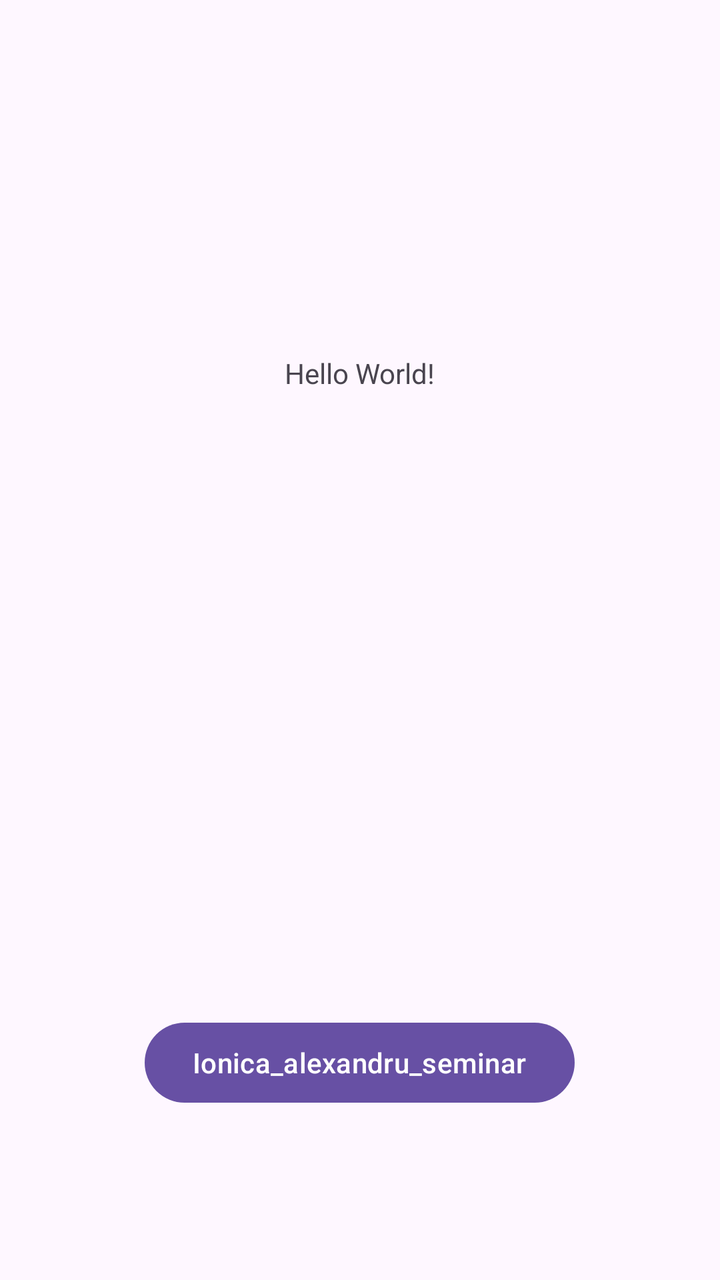
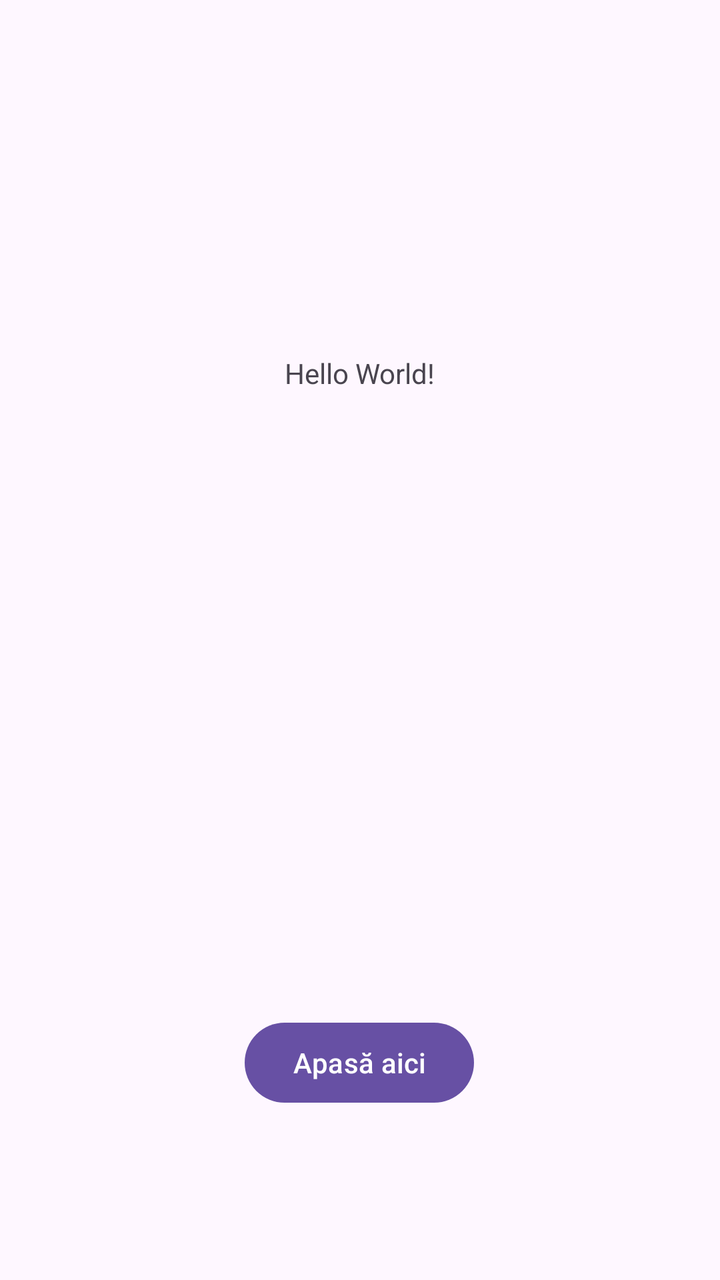

Two renders of the same Android screen: before a commit and after it. Below are the layout's source before the change and the commit's diff.
<!-- AndroidManifest.xml: application theme Theme.Ionica_alexandru_seminar -->
<!-- res/layout/activity_main.xml -->
<?xml version="1.0" encoding="utf-8"?>
<androidx.constraintlayout.widget.ConstraintLayout
    xmlns:android="http://schemas.android.com/apk/res/android"
    xmlns:tools="http://schemas.android.com/tools"
    xmlns:app="http://schemas.android.com/apk/res-auto"
    android:id="@+id/main"
    android:layout_width="match_parent"
    android:layout_height="match_parent"
    tools:context=".MainActivity">

    <TextView
        android:id="@+id/textView"
        android:layout_width="wrap_content"
        android:layout_height="wrap_content"
        android:text="Hello World!"
        app:layout_constraintBottom_toBottomOf="parent"
        app:layout_constraintEnd_toEndOf="parent"
        app:layout_constraintStart_toStartOf="parent"
        app:layout_constraintTop_toTopOf="parent"
        app:layout_constraintVertical_bias="0.285" />

    <Button
        android:id="@+id/button2"
        android:layout_width="wrap_content"
        android:layout_height="wrap_content"
        android:layout_marginTop="228dp"
        android:text="@string/app_name"
        app:layout_constraintBottom_toBottomOf="parent"
        app:layout_constraintEnd_toEndOf="parent"
        app:layout_constraintHorizontal_bias="0.498"
        app:layout_constraintStart_toStartOf="parent"
        app:layout_constraintTop_toBottomOf="@+id/textView"
        app:layout_constraintVertical_bias="0.497" />

</androidx.constraintlayout.widget.ConstraintLayout>
<!-- resources referenced by this layout -->
<resources>
  <string name="app_name">Ionica_alexandru_seminar</string>
  <style name="Theme.Ionica_alexandru_seminar" parent="Base.Theme.Ionica_alexandru_seminar" />
  <style name="Base.Theme.Ionica_alexandru_seminar" parent="Theme.Material3.DayNight.NoActionBar">
          
          
      </style>
</resources>

<!-- the commit's change to res/layout/activity_main.xml (unified diff, before → after) -->
@@ -24,7 +24,7 @@
         android:layout_width="wrap_content"
         android:layout_height="wrap_content"
         android:layout_marginTop="228dp"
-        android:text="@string/app_name"
+        android:text="@string/btn_text"
         app:layout_constraintBottom_toBottomOf="parent"
         app:layout_constraintEnd_toEndOf="parent"
         app:layout_constraintHorizontal_bias="0.498"
<!-- resource entries referenced after the edit -->
@@ -1,6 +1,6 @@
 <!-- resources referenced by this layout -->
 <resources>
-  <string name="app_name">Ionica_alexandru_seminar</string>
+  <string name="btn_text">Apasă aici</string>
   <style name="Theme.Ionica_alexandru_seminar" parent="Base.Theme.Ionica_alexandru_seminar" />
   <style name="Base.Theme.Ionica_alexandru_seminar" parent="Theme.Material3.DayNight.NoActionBar">
           
